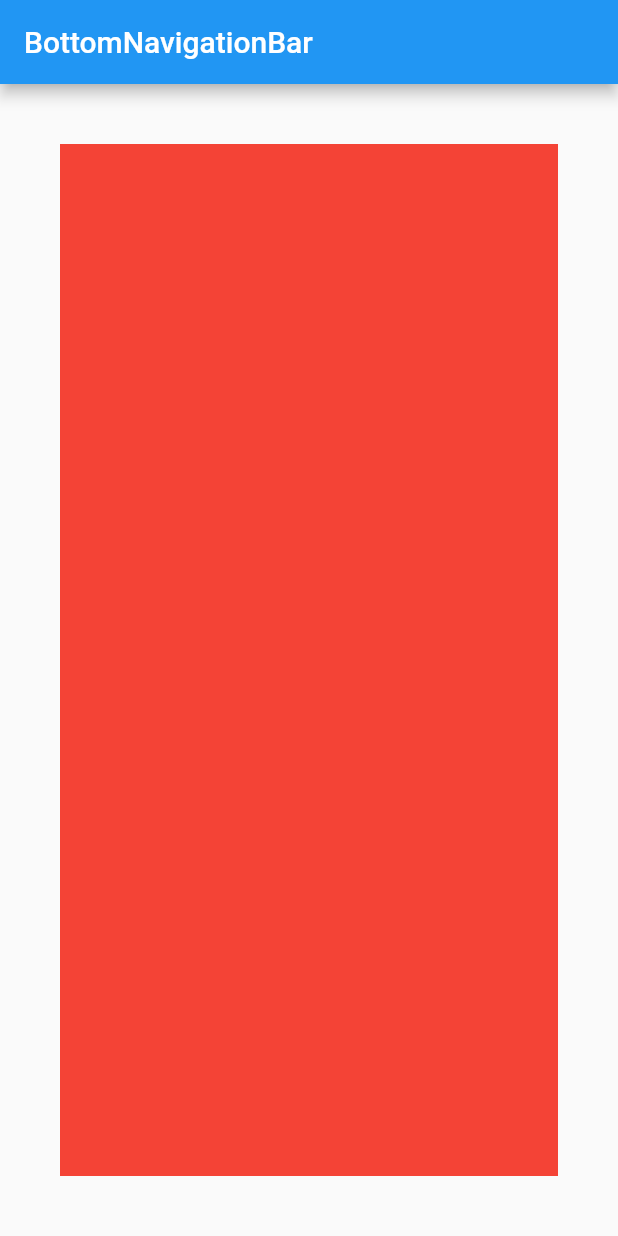
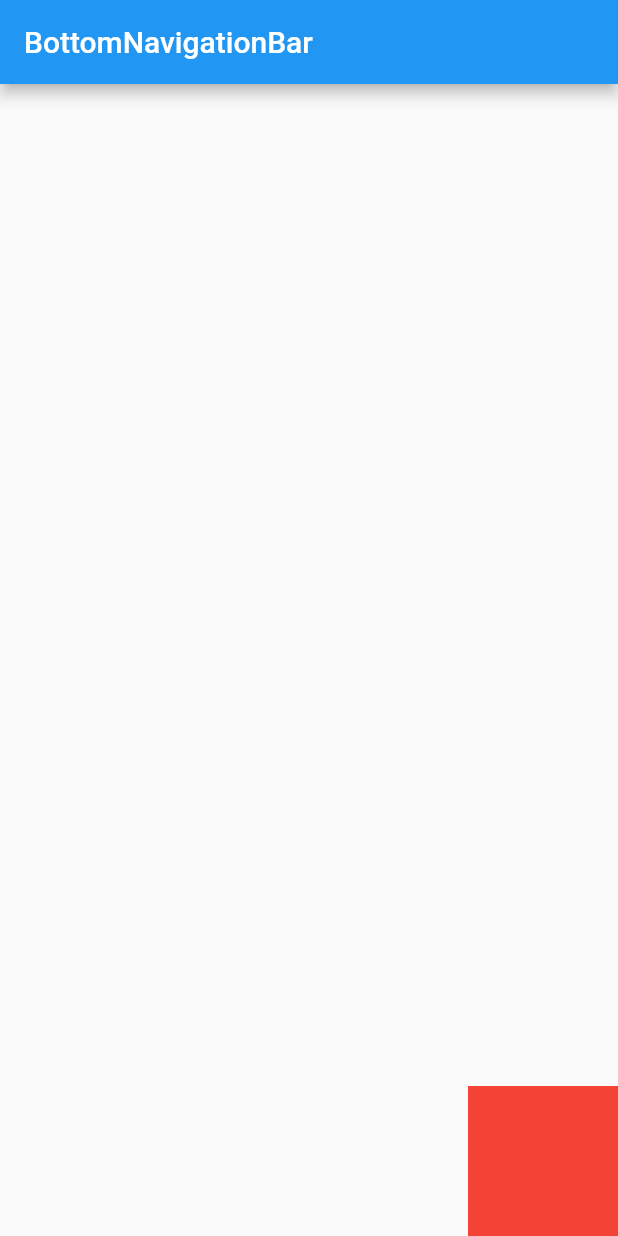
Before and after one commit to chihyeonWON/Flutter-Widget, a Flutter app: the screen it shows after launch, on a phone screen of 412 x 824 dp. Run offline on Flutter 3.47's test engine with Material 2 defaults, Android fonts, the phone set to English and light mode, and no system bars.

Commit message:
Align 실습

```diff
--- a/lib/main.dart
+++ b/lib/main.dart
@@ -24,10 +24,12 @@ class MyHomePage extends StatelessWidget {
             appBar: AppBar(
               title: Text('BottomNavigationBar'),
             ),
-            body:Padding(
-              padding:const EdgeInsets.all(40.0),
+            body:Align(
+              alignment: Alignment.bottomRight,
               child:Container(
                 color:Colors.red,
+                width:100,
+                height:100,
               )
             )
     );
```
